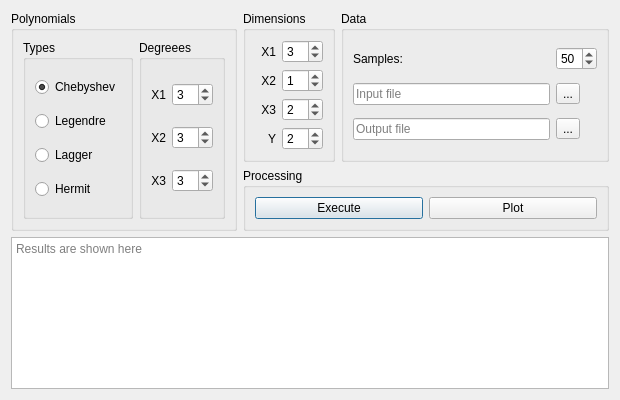
First picture: the form in main_window.ui, repository fatvlady/sys-an-labs, before the edit.
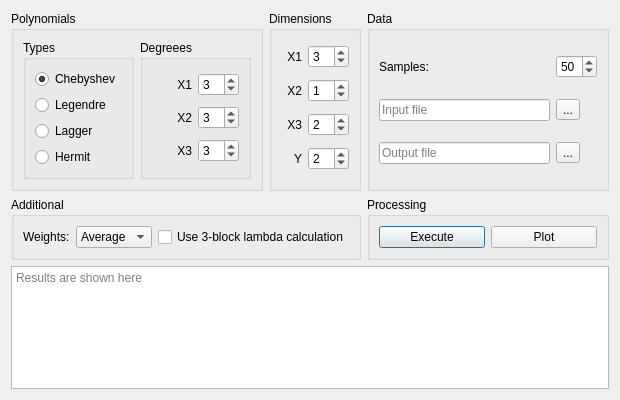
Second picture: the form after the edit.

```diff
--- a/main_window.ui
+++ b/main_window.ui
@@ -14,6 +14,115 @@
    <string>Form1</string>
   </property>
   <layout class="QGridLayout" name="gridLayout_2">
+   <item row="0" column="0">
+    <widget class="QGroupBox" name="groupBox_5">
+     <property name="title">
+      <string>Polynomials</string>
+     </property>
+     <layout class="QHBoxLayout" name="horizontalLayout">
+      <item>
+       <widget class="QGroupBox" name="groupBox_3">
+        <property name="title">
+         <string>Types</string>
+        </property>
+        <layout class="QVBoxLayout" name="verticalLayout">
+         <item>
+          <widget class="QRadioButton" name="radio_cheb">
+           <property name="text">
+            <string>Chebyshev</string>
+           </property>
+           <property name="checked">
+            <bool>true</bool>
+           </property>
+          </widget>
+         </item>
+         <item>
+          <widget class="QRadioButton" name="radio_legend">
+           <property name="text">
+            <string>Legendre</string>
+           </property>
+          </widget>
+         </item>
+         <item>
+          <widget class="QRadioButton" name="radio_lagg">
+           <property name="text">
+            <string>Lagger</string>
+           </property>
+          </widget>
+         </item>
+         <item>
+          <widget class="QRadioButton" name="radio_herm">
+           <property name="text">
+            <string>Hermit</string>
+           </property>
+          </widget>
+         </item>
+        </layout>
+       </widget>
+      </item>
+      <item>
+       <widget class="QGroupBox" name="groupBox_4">
+        <property name="title">
+         <string>Degreees</string>
+        </property>
+        <layout class="QGridLayout" name="gridLayout_4">
+         <item row="0" column="0">
+          <widget class="QLabel" name="label_6">
+           <property name="text">
+            <string>X1</string>
+           </property>
+           <property name="alignment">
+            <set>Qt::AlignRight|Qt::AlignTrailing|Qt::AlignVCenter</set>
+           </property>
+          </widget>
+         </item>
+         <item row="0" column="1">
+          <widget class="QSpinBox" name="x1_deg">
+           <property name="value">
+            <number>3</number>
+           </property>
+          </widget>
+         </item>
+         <item row="1" column="0">
+          <widget class="QLabel" name="label_8">
+           <property name="text">
+            <string>X2</string>
+           </property>
+           <property name="alignment">
+            <set>Qt::AlignRight|Qt::AlignTrailing|Qt::AlignVCenter</set>
+           </property>
+          </widget>
+         </item>
+         <item row="2" column="1">
+          <widget class="QSpinBox" name="x3_deg">
+           <property name="value">
+            <number>3</number>
+           </property>
+          </widget>
+         </item>
+         <item row="1" column="1">
+          <widget class="QSpinBox" name="x2_deg">
+           <property name="value">
+            <number>3</number>
+           </property>
+          </widget>
+         </item>
+         <item row="2" column="0">
+          <widget class="QLabel" name="label_7">
+           <property name="text">
+            <string>X3</string>
+           </property>
+           <property name="alignment">
+            <set>Qt::AlignRight|Qt::AlignTrailing|Qt::AlignVCenter</set>
+           </property>
+          </widget>
+         </item>
+        </layout>
+       </widget>
+      </item>
+     </layout>
+    </widget>
+   </item>
    <item row="0" column="1">
     <widget class="QGroupBox" name="groupBox_2">
      <property name="sizePolicy">
@@ -158,7 +267,44 @@
      </layout>
     </widget>
    </item>
-   <item row="1" column="1" colspan="2">
+   <item row="1" column="0" colspan="2">
+    <widget class="QGroupBox" name="groupBox_7">
+     <property name="title">
+      <string>Additional</string>
+     </property>
+     <layout class="QHBoxLayout" name="horizontalLayout_3">
+      <item>
+       <widget class="QLabel" name="label_9">
+        <property name="text">
+         <string>Weights:</string>
+        </property>
+       </widget>
+      </item>
+      <item>
+       <widget class="QComboBox" name="weights_box">
+        <item>
+         <property name="text">
+          <string>Average</string>
+         </property>
+        </item>
+        <item>
+         <property name="text">
+          <string>Scaled</string>
+         </property>
+        </item>
+       </widget>
+      </item>
+      <item>
+       <widget class="QCheckBox" name="lambda_check">
+        <property name="text">
+         <string>Use 3-block lambda calculation</string>
+        </property>
+       </widget>
+      </item>
+     </layout>
+    </widget>
+   </item>
+   <item row="1" column="2">
     <widget class="QGroupBox" name="groupBox_6">
      <property name="title">
       <string>Processing</string>
@@ -187,113 +333,14 @@
      </layout>
     </widget>
    </item>
-   <item row="0" column="0" rowspan="2">
-    <widget class="QGroupBox" name="groupBox_5">
-     <property name="title">
-      <string>Polynomials</string>
+   <item row="2" column="0" colspan="3">
+    <widget class="QTextBrowser" name="results_field">
+     <property name="readOnly">
+      <bool>true</bool>
      </property>
-     <layout class="QHBoxLayout" name="horizontalLayout">
-      <item>
-       <widget class="QGroupBox" name="groupBox_3">
-        <property name="title">
-         <string>Types</string>
-        </property>
-        <layout class="QVBoxLayout" name="verticalLayout">
-         <item>
-          <widget class="QRadioButton" name="radio_cheb">
-           <property name="text">
-            <string>Chebyshev</string>
-           </property>
-           <property name="checked">
-            <bool>true</bool>
-           </property>
-          </widget>
-         </item>
-         <item>
-          <widget class="QRadioButton" name="radio_legend">
-           <property name="text">
-            <string>Legendre</string>
-           </property>
-          </widget>
-         </item>
-         <item>
-          <widget class="QRadioButton" name="radio_lagg">
-           <property name="text">
-            <string>Lagger</string>
-           </property>
-          </widget>
-         </item>
-         <item>
-          <widget class="QRadioButton" name="radio_herm">
-           <property name="text">
-            <string>Hermit</string>
-           </property>
-          </widget>
-         </item>
-        </layout>
-       </widget>
-      </item>
-      <item>
-       <widget class="QGroupBox" name="groupBox_4">
-        <property name="title">
-         <string>Degreees</string>
-        </property>
-        <layout class="QGridLayout" name="gridLayout_4">
-         <item row="0" column="0">
-          <widget class="QLabel" name="label_6">
-           <property name="text">
-            <string>X1</string>
-           </property>
-           <property name="alignment">
-            <set>Qt::AlignRight|Qt::AlignTrailing|Qt::AlignVCenter</set>
-           </property>
-          </widget>
-         </item>
-         <item row="0" column="1">
-          <widget class="QSpinBox" name="x1_deg">
-           <property name="value">
-            <number>3</number>
-           </property>
-          </widget>
-         </item>
-         <item row="1" column="0">
-          <widget class="QLabel" name="label_8">
-           <property name="text">
-            <string>X2</string>
-           </property>
-           <property name="alignment">
-            <set>Qt::AlignRight|Qt::AlignTrailing|Qt::AlignVCenter</set>
-           </property>
-          </widget>
-         </item>
-         <item row="2" column="1">
-          <widget class="QSpinBox" name="x3_deg">
-           <property name="value">
-            <number>3</number>
-           </property>
-          </widget>
-         </item>
-         <item row="1" column="1">
-          <widget class="QSpinBox" name="x2_deg">
-           <property name="value">
-            <number>3</number>
-           </property>
-          </widget>
-         </item>
-         <item row="2" column="0">
-          <widget class="QLabel" name="label_7">
-           <property name="text">
-            <string>X3</string>
-           </property>
-           <property name="alignment">
-            <set>Qt::AlignRight|Qt::AlignTrailing|Qt::AlignVCenter</set>
-           </property>
-          </widget>
-         </item>
-        </layout>
-       </widget>
-      </item>
-     </layout>
+     <property name="placeholderText">
+      <string>Results are shown here</string>
+     </property>
     </widget>
    </item>
   </layout>
```
Left out of the diff: 44 changed lines with no effect on the pictures.
